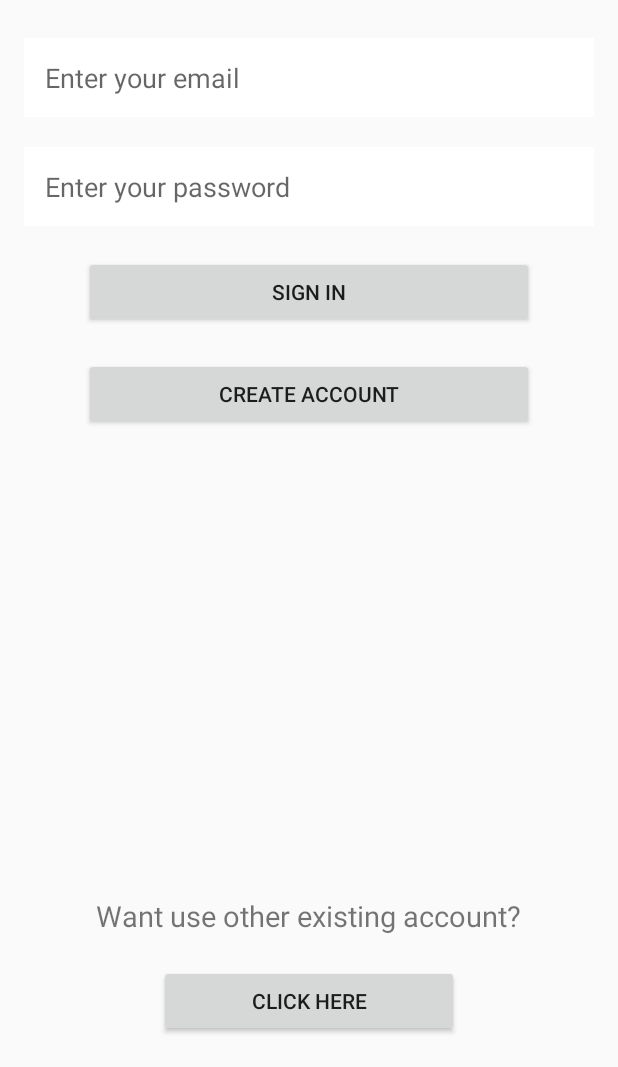
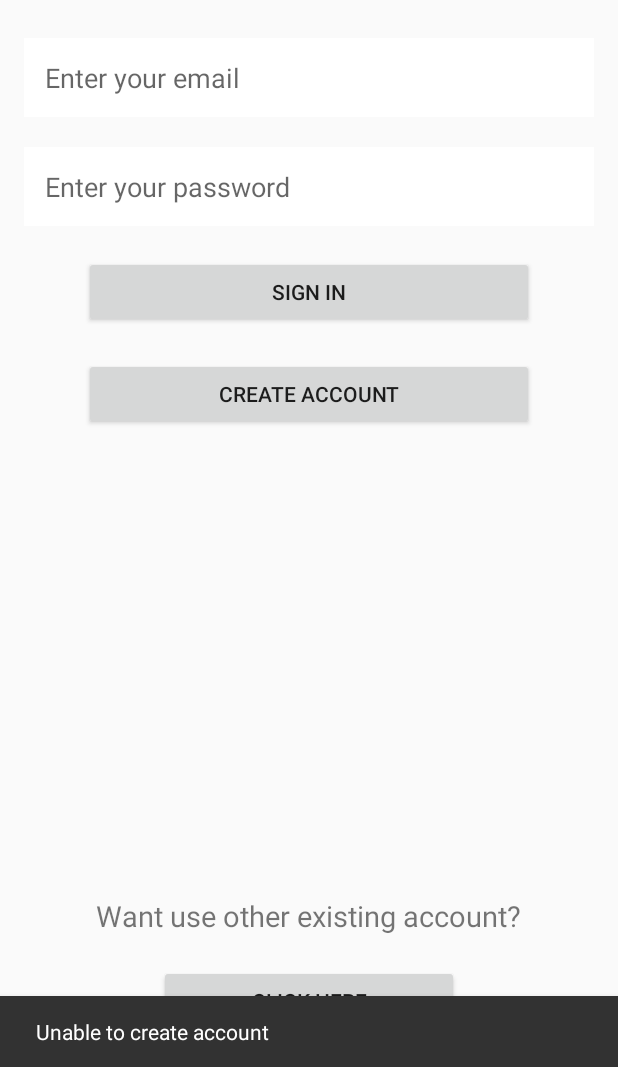
Before and after one commit to gorbi/cis600_project, an Android app: the screen it shows after launch (LoginActivity), after a tap on "CREATE ACCOUNT", on a phone screen of 412 x 824 dp, the part 169-1236 px from its top. Run offline under Robolectric (Android 15) with nearby library versions, the phone set to English and light mode, and no system bars; our stand-ins replace Firebase (no records; nobody signed in at launch, a user with empty details on screens opened directly); 1 other tap on this screen came first.

Commit message:
Add sign in feature

```diff
--- a/app/src/main/java/com/mkchaudh/nnataraj/orangeftp/LoginActivity.java
+++ b/app/src/main/java/com/mkchaudh/nnataraj/orangeftp/LoginActivity.java
@@ -17,6 +17,7 @@ import com.mkchaudh.nnataraj.orangeftp.data.FirebaseHelper;
 public class LoginActivity extends AppCompatActivity {
 
     private static final String CREATE_ACCOUNT_ERROR = "Unable to create account";
+    private static final String SIGN_IN_ERROR = "Unable to sign in";
 
     private void proceed() {
         FirebaseHelper.set(FirebaseAuth.getInstance().getCurrentUser().getUid());
@@ -42,7 +43,7 @@ public class LoginActivity extends AppCompatActivity {
                 String email = ((TextView) findViewById(R.id.editTextEmail)).getText().toString();
                 String password = ((TextView) findViewById(R.id.editTextPassword)).getText().toString();
 
-                if (email == null || password == null)
+                if (email == null || password == null || email == "" || password == "")
                     return;
 
 
@@ -52,9 +53,29 @@ public class LoginActivity extends AppCompatActivity {
                         if (task.isSuccessful())
                             proceed();
                         else
-                            Snackbar.make(v, CREATE_ACCOUNT_ERROR, Snackbar.LENGTH_LONG);
+                            Snackbar.make(v, CREATE_ACCOUNT_ERROR, Snackbar.LENGTH_LONG).show();
                     }
                 });
+            }
+        });
+
+        findViewById(R.id.signIn).setOnClickListener(new View.OnClickListener() {
+            @Override
+            public void onClick(final View v) {
+
+                String email = ((TextView) findViewById(R.id.editTextEmail)).getText().toString();
+                String password = ((TextView) findViewById(R.id.editTextPassword)).getText().toString();
+
+                if (email != null && !(email == "") && password != null && !(password == ""))
+                    FirebaseAuth.getInstance().signInWithEmailAndPassword(email, password).addOnCompleteListener(new OnCompleteListener<AuthResult>() {
+                        @Override
+                        public void onComplete(@NonNull Task<AuthResult> task) {
+                            if (task.isSuccessful())
+                                proceed();
+                            else
+                                Snackbar.make(v, SIGN_IN_ERROR, Snackbar.LENGTH_LONG).show();
+                        }
+                    });
             }
         });
 
```
